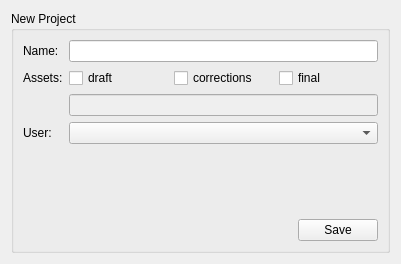
The window that new_project.ui (sanath111/rbhus_clone) describes before a commit, drawn with Qt 5.
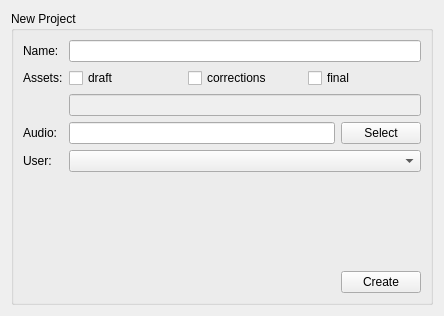
The same window after the commit.

Patch:
```diff
--- a/new_project.ui
+++ b/new_project.ui
@@ -6,37 +6,20 @@
    <rect>
     <x>0</x>
     <y>0</y>
-    <width>401</width>
-    <height>264</height>
+    <width>444</width>
+    <height>316</height>
    </rect>
   </property>
   <property name="windowTitle">
    <string>Form</string>
   </property>
-  <layout class="QGridLayout" name="gridLayout">
+  <layout class="QGridLayout" name="gridLayout_2">
    <item row="0" column="0">
     <widget class="QGroupBox" name="groupBox">
      <property name="title">
       <string>New Project</string>
      </property>
-     <layout class="QGridLayout" name="gridLayout_2">
-      <item row="0" column="0">
-       <widget class="QLabel" name="label">
-        <property name="text">
-         <string>Name:</string>
-        </property>
-       </widget>
-      </item>
-      <item row="0" column="1">
-       <widget class="QLineEdit" name="nameBox"/>
-      </item>
-      <item row="1" column="0">
-       <widget class="QLabel" name="label_2">
-        <property name="text">
-         <string>Assets:</string>
-        </property>
-       </widget>
-      </item>
+     <layout class="QGridLayout" name="gridLayout">
       <item row="1" column="1">
        <layout class="QHBoxLayout" name="horizontalLayout">
         <item>
@@ -62,6 +45,23 @@
         </item>
        </layout>
       </item>
+      <item row="3" column="0">
+       <widget class="QLabel" name="label_4">
+        <property name="text">
+         <string>Audio:</string>
+        </property>
+       </widget>
+      </item>
+      <item row="1" column="0">
+       <widget class="QLabel" name="label_2">
+        <property name="text">
+         <string>Assets:</string>
+        </property>
+       </widget>
+      </item>
+      <item row="0" column="1">
+       <widget class="QLineEdit" name="nameBox"/>
+      </item>
       <item row="2" column="1">
        <widget class="QLineEdit" name="assetsBox">
         <property name="enabled">
@@ -72,17 +72,7 @@
         </property>
        </widget>
       </item>
-      <item row="3" column="0">
-       <widget class="QLabel" name="label_3">
-        <property name="text">
-         <string>User:</string>
-        </property>
-       </widget>
-      </item>
-      <item row="3" column="1">
-       <widget class="QComboBox" name="userBox"/>
-      </item>
-      <item row="4" column="1">
+      <item row="6" column="1">
        <spacer name="verticalSpacer">
         <property name="orientation">
          <enum>Qt::Vertical</enum>
@@ -95,7 +85,41 @@
         </property>
        </spacer>
       </item>
-      <item row="5" column="0" colspan="2">
+      <item row="4" column="0">
+       <widget class="QLabel" name="label_3">
+        <property name="text">
+         <string>User:</string>
+        </property>
+       </widget>
+      </item>
+      <item row="4" column="1">
+       <widget class="QComboBox" name="userBox"/>
+      </item>
+      <item row="3" column="1">
+       <layout class="QHBoxLayout" name="horizontalLayout_4">
+        <item>
+         <widget class="QLineEdit" name="audioFileBox"/>
+        </item>
+        <item>
+         <widget class="QPushButton" name="selectAudioButt">
+          <property name="focusPolicy">
+           <enum>Qt::NoFocus</enum>
+          </property>
+          <property name="text">
+           <string>Select</string>
+          </property>
+         </widget>
+        </item>
+       </layout>
+      </item>
+      <item row="0" column="0">
+       <widget class="QLabel" name="label">
+        <property name="text">
+         <string>Name:</string>
+        </property>
+       </widget>
+      </item>
+      <item row="8" column="0" colspan="2">
        <layout class="QHBoxLayout" name="horizontalLayout_2">
         <item>
          <spacer name="horizontalSpacer">
@@ -113,12 +137,22 @@
         <item>
          <widget class="QPushButton" name="saveButt">
           <property name="text">
-           <string>Save</string>
+           <string>Create</string>
           </property>
          </widget>
         </item>
        </layout>
       </item>
+      <item row="7" column="0" colspan="2">
+       <widget class="QLabel" name="messageLabel">
+        <property name="text">
+         <string/>
+        </property>
+        <property name="alignment">
+         <set>Qt::AlignCenter</set>
+        </property>
+       </widget>
+      </item>
      </layout>
     </widget>
    </item>
```
Left out of the diff: 5 changed lines with no effect on the pictures.
